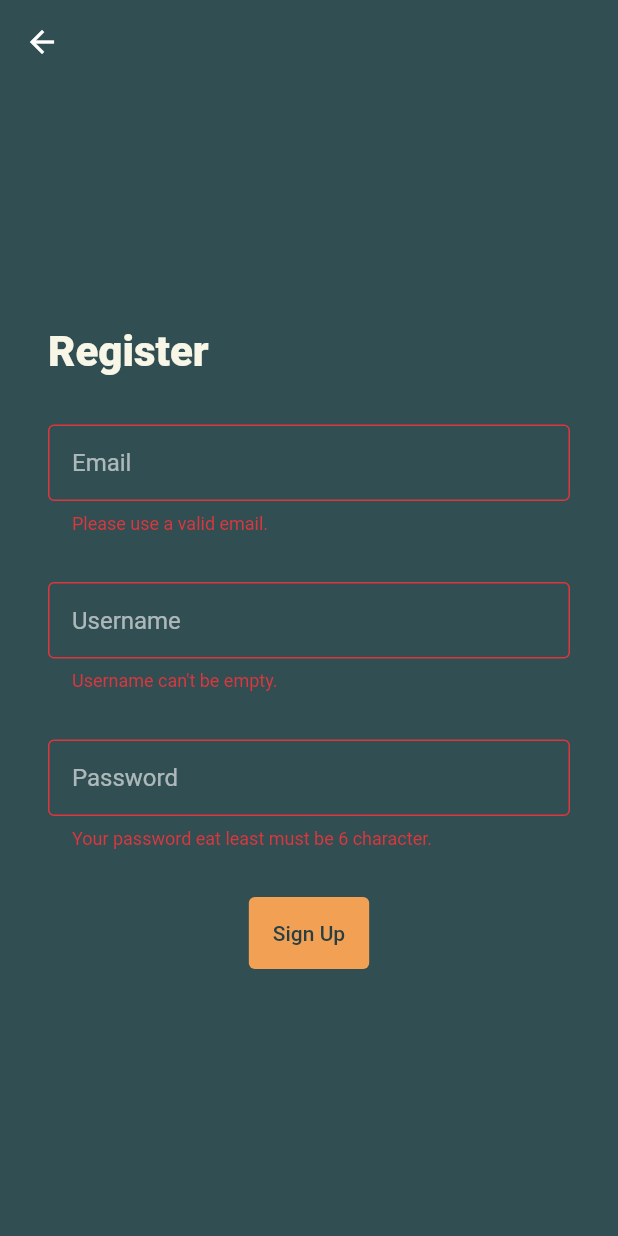
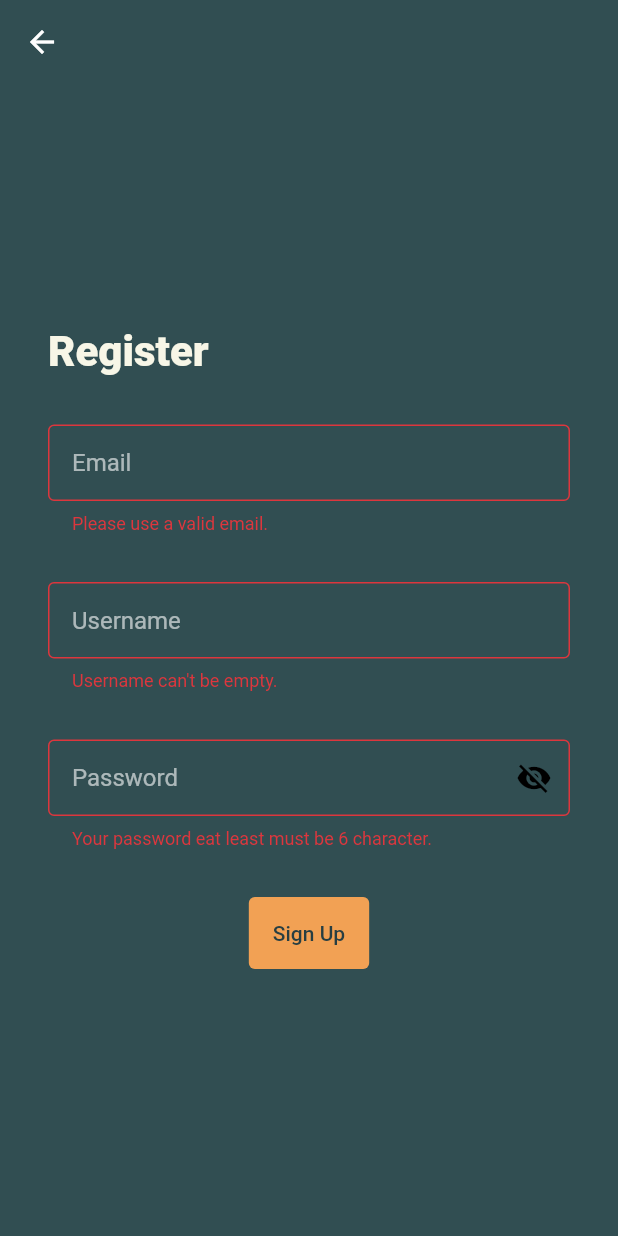
Before and after one commit to ahmetemirhanbakkal/hoot, a Flutter app: the RegisterPage screen opened by its route, after a tap on "Sign Up", on a phone screen of 412 x 824 dp. Run offline on Flutter 3.47's test engine with Material 2 defaults, Android fonts, the phone set to English and light mode, and no system bars; our stand-ins replace cloud_firestore, firebase_auth, firebase_core, flutter_spinkit; accounts and stored records are empty.

Commit message:
add password visibility icon

```diff
--- a/lib/pages/login.dart
+++ b/lib/pages/login.dart
@@ -16,6 +16,7 @@
   final AuthService _auth = AuthService.getInstance();
   final _formKey = GlobalKey<FormState>();
   bool _checked = false;
+  bool _passwordVisible = false;
 
   String _email = '';
   String _password = '';
@@ -73,10 +74,22 @@
           SizedBox(height: 32),
           TextFormField(
             validator: (val) => val.isEmpty ? 'Enter your password.' : null,
+            obscureText: !_passwordVisible,
             decoration: InputDecoration(
               hintText: 'Password',
               border: OutlineInputBorder(),
               contentPadding: EdgeInsets.all(largePadding),
+              suffixIcon: IconButton(
+                icon: Icon(
+                  _passwordVisible ? Icons.visibility : Icons.visibility_off,
+                  color: Theme.of(context).primaryColorDark,
+                ),
+                onPressed: () {
+                  setState(() {
+                    _passwordVisible = !_passwordVisible;
+                  });
+                },
+              ),
             ),
             onChanged: (val) {
               _password = val;
@@ -85,7 +98,6 @@
             textInputAction: TextInputAction.done,
             onEditingComplete: () => focus.unfocus(),
             onFieldSubmitted: (value) async => _onSignInPressed(),
-            obscureText: true,
           ),
           SizedBox(height: 32),
           TextButton(
--- a/lib/pages/register.dart
+++ b/lib/pages/register.dart
@@ -18,6 +18,7 @@
   final FirestoreService _firestore = FirestoreService.getInstance();
   final _formKey = GlobalKey<FormState>();
   bool _checked = false;
+  bool _passwordVisible = false;
 
   String _email = '';
   String _username = '';
@@ -95,6 +96,7 @@
           ),
           SizedBox(height: 32),
           TextFormField(
+            obscureText: !_passwordVisible,
             validator: (val) => val.length < 6
                 ? 'Your password eat least must be 6 character.'
                 : null,
@@ -102,6 +104,17 @@
               hintText: 'Password',
               border: OutlineInputBorder(),
               contentPadding: EdgeInsets.all(largePadding),
+              suffixIcon: IconButton(
+                icon: Icon(
+                  _passwordVisible ? Icons.visibility : Icons.visibility_off,
+                  color: Theme.of(context).primaryColorDark,
+                ),
+                onPressed: () {
+                  setState(() {
+                    _passwordVisible = !_passwordVisible;
+                  });
+                },
+              ),
             ),
             onChanged: (val) {
               _password = val;
@@ -110,7 +123,6 @@
             textInputAction: TextInputAction.done,
             onEditingComplete: () => focus.unfocus(),
             onFieldSubmitted: (value) async => _onSignUpPressed(),
-            obscureText: true,
           ),
           SizedBox(height: 32),
           TextButton(
```
Also changed, not shown: 1 other file.
